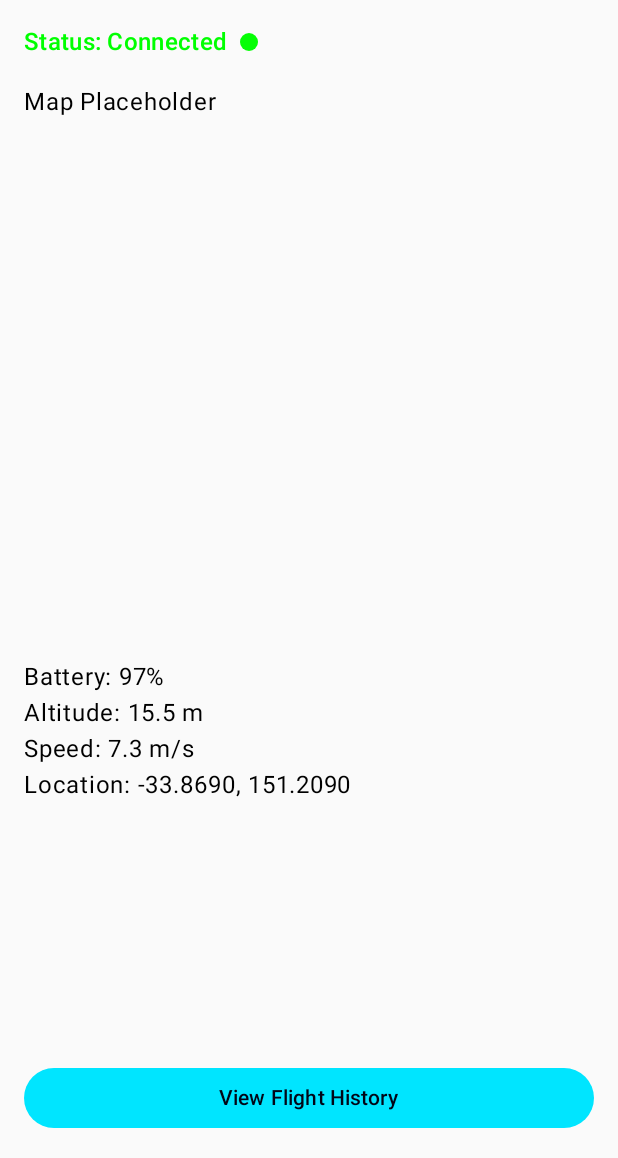
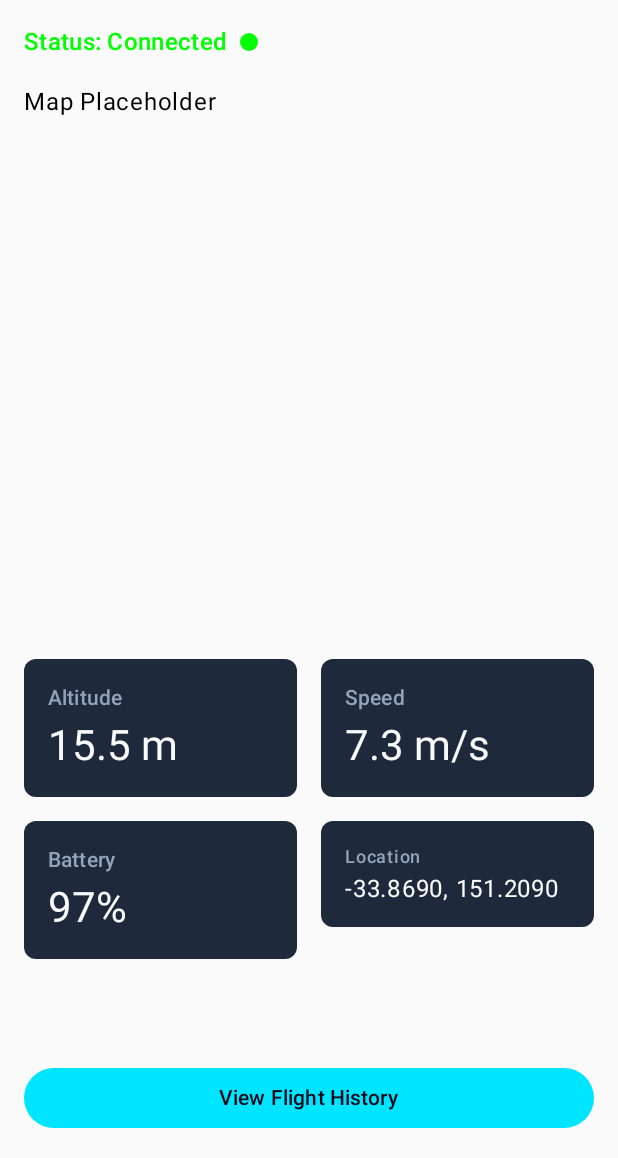
Before and after one commit to sharmavikas212/DroneOps, an Android app built with Jetpack Compose: the screen it shows after launch (MainActivity), on a phone screen of 412 x 824 dp, the part 78-1236 px from its top. Run offline under Robolectric (Android 15) with nearby library versions, the phone set to English and light mode, and no system bars; our stand-ins replace Room's generated code.

Commit message:
fix(ui): upgrade telemetry grid to tile layout per code review

```diff
--- a/app/src/main/java/com/example/droneops/presentation/dashboard/DroneDashboardScreen.kt
+++ b/app/src/main/java/com/example/droneops/presentation/dashboard/DroneDashboardScreen.kt
@@ -16,6 +16,7 @@ import androidx.compose.animation.core.*
 import androidx.compose.ui.draw.alpha
 import androidx.compose.foundation.background
 import androidx.compose.foundation.shape.CircleShape
+import androidx.compose.foundation.layout.Arrangement
 
 @Composable
 fun DroneDashboardScreen(
@@ -88,11 +89,61 @@ fun StatelessDroneDashboardScreen(
 
 @Composable
 fun TelemetryGrid(telemetry: DroneTelemetry, modifier: Modifier = Modifier) {
-    Column(modifier = modifier) {
-        Text("Battery: ${telemetry.batteryPercentage}%")
-        Text("Altitude: ${"%.1f".format(telemetry.altitudeMeters)} m")
-        Text("Speed: ${"%.1f".format(telemetry.speedMetersPerSecond)} m/s")
-        Text("Location: ${"%.4f".format(telemetry.latitude)}, ${"%.4f".format(telemetry.longitude)}")
+    Column(modifier = modifier.fillMaxWidth(), verticalArrangement = Arrangement.spacedBy(16.dp)) {
+        Row(modifier = Modifier.fillMaxWidth(), horizontalArrangement = Arrangement.spacedBy(16.dp)) {
+            TelemetryTile(
+                label = "Altitude",
+                value = "${"%.1f".format(telemetry.altitudeMeters)} m",
+                modifier = Modifier.weight(1f)
+            )
+            TelemetryTile(
+                label = "Speed",
+                value = "${"%.1f".format(telemetry.speedMetersPerSecond)} m/s",
+                modifier = Modifier.weight(1f)
+            )
+        }
+        Row(modifier = Modifier.fillMaxWidth(), horizontalArrangement = Arrangement.spacedBy(16.dp)) {
+            TelemetryTile(
+                label = "Battery",
+                value = "${telemetry.batteryPercentage}%",
+                modifier = Modifier.weight(1f)
+            )
+            TelemetryTile(
+                label = "Location",
+                value = "${"%.4f".format(telemetry.latitude)}, ${"%.4f".format(telemetry.longitude)}",
+                isSecondary = true,
+                modifier = Modifier.weight(1f)
+            )
+        }
+    }
+}
+
+@Composable
+fun TelemetryTile(
+    label: String,
+    value: String,
+    modifier: Modifier = Modifier,
+    isSecondary: Boolean = false
+) {
+    val backgroundColor = MaterialTheme.colorScheme.surfaceVariant
+    Box(
+        modifier = modifier
+            .background(backgroundColor, androidx.compose.foundation.shape.RoundedCornerShape(8.dp))
+            .padding(16.dp)
+    ) {
+        Column {
+            Text(
+                text = label,
+                style = if (isSecondary) MaterialTheme.typography.labelMedium else MaterialTheme.typography.labelLarge,
+                color = MaterialTheme.colorScheme.onSurfaceVariant
+            )
+            Spacer(modifier = Modifier.height(4.dp))
+            Text(
+                text = value,
+                style = if (isSecondary) MaterialTheme.typography.bodyLarge else MaterialTheme.typography.headlineMedium,
+                color = MaterialTheme.colorScheme.onSurface
+            )
+        }
     }
 }
 
```
Also changed, not shown: 1 other file.
